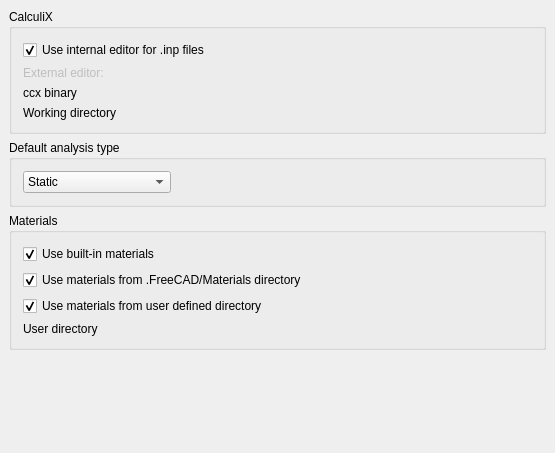
Above: src/Mod/Fem/Gui/DlgSettingsFem.ui from PrzemoF/FreeCAD before the change. Below: the same form after it.
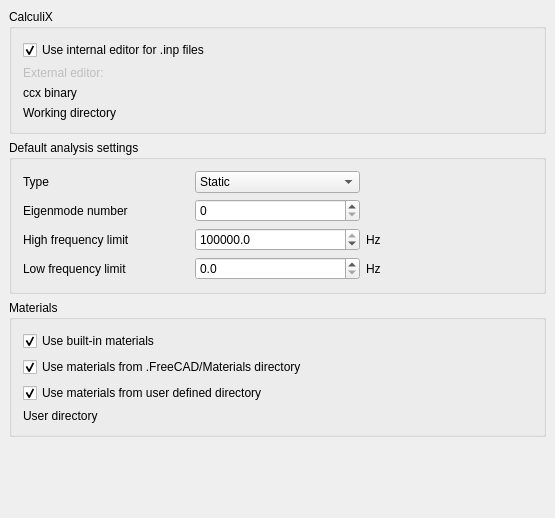
That is the form after the change. Icons and pictures are not drawn. Custom widgets are drawn as their Qt base class.

Commit message: FEM: Add properties: NumberOfEigenmode, EigenmodeHighLimit and EigenmodeLowLimit

```diff
--- a/src/Mod/Fem/Gui/DlgSettingsFem.ui
+++ b/src/Mod/Fem/Gui/DlgSettingsFem.ui
@@ -7,7 +7,7 @@
     <x>0</x>
     <y>0</y>
     <width>555</width>
-    <height>453</height>
+    <height>518</height>
    </rect>
   </property>
   <property name="windowTitle">
@@ -196,14 +196,12 @@
      <item>
       <widget class="QGroupBox" name="gb_analysis_params">
        <property name="title">
-        <string>Default analysis type</string>
+        <string>Default analysis settings</string>
        </property>
        <layout class="QHBoxLayout" name="horizontalLayout_4">
         <item>
-         <layout class="QVBoxLayout" name="verticalLayout_3">
-          <item>
-           <layout class="QHBoxLayout" name="horizontalLayout_2">
-            <item>
+         <layout class="QGridLayout" name="gridLayout_2">
+          <item row="0" column="1">
              <widget class="Gui::PrefComboBox" name="cb_analysis_type">
               <property name="minimumSize">
                <size>
@@ -240,20 +238,104 @@
               </item>
              </widget>
             </item>
-            <item>
-             <spacer name="horizontalSpacer">
-              <property name="orientation">
-               <enum>Qt::Horizontal</enum>
-              </property>
-              <property name="sizeHint" stdset="0">
-               <size>
-                <width>40</width>
-                <height>20</height>
-               </size>
-              </property>
-             </spacer>
-            </item>
-           </layout>
+          <item row="1" column="0">
+           <widget class="QLabel" name="l_eigenmode_number">
+            <property name="text">
+             <string>Eigenmode number</string>
+            </property>
+           </widget>
+          </item>
+          <item row="0" column="0">
+           <widget class="QLabel" name="l_type">
+            <property name="text">
+             <string>Type</string>
+            </property>
+           </widget>
+          </item>
+          <item row="1" column="1">
+           <widget class="Gui::PrefSpinBox" name="sb_eigenmode_number">
+            <property name="prefEntry" stdset="0">
+             <cstring>NumberOfEigenmode</cstring>
+            </property>
+            <property name="prefPath" stdset="0">
+             <cstring>Mod/Fem</cstring>
+            </property>
+           </widget>
+          </item>
+          <item row="2" column="0">
+           <widget class="QLabel" name="l_eigenmode_high_limit">
+            <property name="text">
+             <string>High frequency limit</string>
+            </property>
+           </widget>
+          </item>
+          <item row="2" column="1">
+           <widget class="Gui::PrefDoubleSpinBox" name="dsb_eigenmode_high_limit">
+            <property name="decimals">
+             <number>1</number>
+            </property>
+            <property name="maximum">
+             <double>1000000000.000000000000000</double>
+            </property>
+            <property name="singleStep">
+             <double>1000.000000000000000</double>
+            </property>
+            <property name="value">
+             <double>1000000.000000000000000</double>
+            </property>
+            <property name="prefEntry" stdset="0">
+             <cstring>EigenmodeHighLimit</cstring>
+            </property>
+            <property name="prefPath" stdset="0">
+             <cstring>Mod/Fem</cstring>
+            </property>
+           </widget>
+          </item>
+          <item row="3" column="0">
+           <widget class="QLabel" name="l_eigenmode_low_limit">
+            <property name="text">
+             <string>Low frequency limit</string>
+            </property>
+           </widget>
+          </item>
+          <item row="3" column="1">
+           <widget class="Gui::PrefDoubleSpinBox" name="dsb_eigenmode_low_limit">
+            <property name="decimals">
+             <number>1</number>
+            </property>
+            <property name="minimum">
+             <double>0.000000000000000</double>
+            </property>
+            <property name="maximum">
+             <double>1000000000.000000000000000</double>
+            </property>
+            <property name="singleStep">
+             <double>1000.000000000000000</double>
+            </property>
+            <property name="value">
+             <double>0.000000000000000</double>
+            </property>
+            <property name="prefEntry" stdset="0">
+             <cstring>EigenmodeLowLimit</cstring>
+            </property>
+            <property name="prefPath" stdset="0">
+             <cstring>Mod/Fem</cstring>
+            </property>
+           </widget>
+          </item>
+          <item row="2" column="2">
+           <widget class="QLabel" name="l_hz_1">
+            <property name="text">
+             <string>Hz</string>
+            </property>
+           </widget>
+          </item>
+          <item row="3" column="2">
+           <widget class="QLabel" name="l_hz_2">
+            <property name="text">
+             <string>Hz</string>
+            </property>
+           </widget>
           </item>
          </layout>
         </item>
@@ -398,6 +480,11 @@
    <extends>Gui::FileChooser</extends>
    <header>Gui/PrefWidgets.h</header>
   </customwidget>
+  <customwidget>
+   <class>Gui::PrefSpinBox</class>
+   <extends>QSpinBox</extends>
+   <header>Gui/PrefWidgets.h</header>
+  </customwidget>
   <customwidget>
    <class>Gui::PrefCheckBox</class>
    <extends>QCheckBox</extends>
@@ -408,6 +495,11 @@
    <extends>QComboBox</extends>
    <header>Gui/PrefWidgets.h</header>
   </customwidget>
+  <customwidget>
+   <class>Gui::PrefDoubleSpinBox</class>
+   <extends>QDoubleSpinBox</extends>
+   <header>Gui/PrefWidgets.h</header>
+  </customwidget>
  </customwidgets>
  <resources>
   <include location="Resources/Fem.qrc"/>
```
Lines whose indentation alone changed are shown as unchanged. The commit also changes 1 other file.
